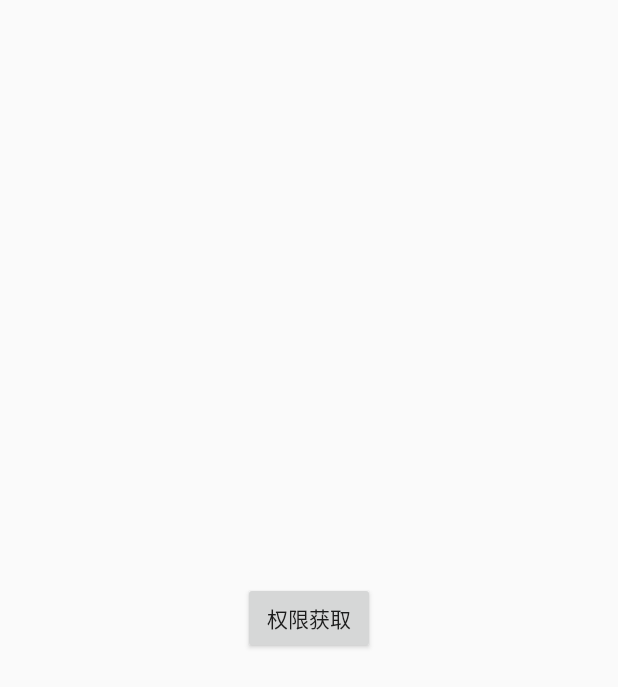
After one commit to hqx1990/AndroidDevelopmentArtExplo, an Android app: the RuntimePermissionActivity screen opened directly, with no data from a screen before it, on a phone screen of 412 x 824 dp. The commit adds this screen. Shown: the top 687 px of the screen. Run offline under Robolectric (Android 15) with nearby library versions, the phone set to English and light mode, and no system bars; libraries missing offline, so code that uses them is left out: com.zy.logcat; network calls fail; pictures from the network do not load.

Commit message:
权限判断库 AndPermission 的使用

```diff
--- a/app/build.gradle
+++ b/app/build.gradle
@@ -68,4 +68,9 @@ dependencies {
     compile 'com.github.SHPDZY:LogCatDialog:1.0.2'
     //二维码识别
     implementation 'com.google.zxing:core:3.3.2'
+
+    //权限判断库
+    compile 'com.yanzhenjie:permission:1.0.4'
+
+
 }
--- a/app/src/main/AndroidManifest.xml
+++ b/app/src/main/AndroidManifest.xml
@@ -1,5 +1,6 @@
 <?xml version="1.0" encoding="utf-8"?>
 <manifest xmlns:android="http://schemas.android.com/apk/res/android"
+    xmlns:tools="http://schemas.android.com/tools"
     package="com.bestvike.androiddevelopmentartexploration">
 
 
@@ -26,6 +27,8 @@
     <uses-permission android:name="android.permission.READ_EXTERNAL_STORAGE" />
     <uses-permission android:name="android.permission.CAMERA" /> <!-- 摄像头权限 -->
     <uses-feature android:name="android.hardware.camera.autofocus" /> <!-- 自动聚焦权限 -->
+    <!-- 读取联系人权限 -->
+    <uses-permission android:name="android.permission.READ_CONTACTS" />
 
 
     <application
@@ -35,6 +38,7 @@
         android:label="@string/app_name"
         android:roundIcon="@mipmap/ic_launcher_round"
         android:supportsRtl="true"
+        tools:replace="android:theme"
         android:theme="@style/AppTheme.NoActionBar">
         <activity
             android:name=".MainActivity"
@@ -114,6 +118,8 @@
                 <action android:name="android.intent.action" />
             </intent-filter>
         </activity>
+        <!--权限判断类库：RuntimePermission-->
+        <activity android:name="com.bestvike.androiddevelopmentartexploration.runtimePermission.RuntimePermissionActivity"/>
 
         <!-- 【必须】 信鸽service -->
         <service
--- /dev/null
+++ b/app/src/main/java/com/bestvike/androiddevelopmentartexploration/runtimePermission/RuntimePermissionActivity.java
@@ -0,0 +1,99 @@
+package com.bestvike.androiddevelopmentartexploration.runtimePermission;
+
+import android.Manifest;
+import android.app.AlertDialog;
+import android.content.DialogInterface;
+import android.content.Intent;
+import android.os.Bundle;
+import android.support.annotation.NonNull;
+import android.support.annotation.Nullable;
+import android.view.View;
+
+import com.bestvike.androiddevelopmentartexploration.R;
+import com.example.beaselibrary.base.BaseActivity;
+import com.yanzhenjie.permission.AndPermission;
+import com.yanzhenjie.permission.PermissionNo;
+import com.yanzhenjie.permission.PermissionYes;
+import com.yanzhenjie.permission.Rationale;
+import com.yanzhenjie.permission.RationaleListener;
+
+import java.lang.annotation.Retention;
+import java.lang.annotation.RetentionPolicy;
+
+
+/**
+ * 权限判断类库：RuntimePermission
+ *
+ *
+ */
+public class RuntimePermissionActivity extends BaseActivity {
+    @Override
+    protected void onCreate(@Nullable Bundle savedInstanceState) {
+        super.onCreate(savedInstanceState);
+        setContentView(R.layout.runtimepermission_activity);
+
+        findView();
+    }
+    private void findView(){
+        findViewById(R.id.button).setOnClickListener(this);
+    }
+
+    @Override
+    public void onClick(View view) {
+        switch (view.getId()){
+            case R.id.button:
+                //权限检查，回调是权限申请结果
+                AndPermission.with(this).
+                        requestCode(100).
+                        permission(Manifest.permission.READ_CONTACTS,Manifest.permission.CAMERA).
+//                        rationale(mRationaleListener).
+                        send();
+
+                break;
+
+        }
+    }
+
+    private RationaleListener mRationaleListener = new RationaleListener() {
+        @Override
+        public void showRequestPermissionRationale(int requestCode, final Rationale rationale) {
+            new AlertDialog.Builder(RuntimePermissionActivity.this)
+                    .setTitle("友好提醒")
+                    .setMessage("没有定位权限将不能为您推荐附近妹子，请把定位权限赐给我吧！")
+                    .setPositiveButton("好，给你", new DialogInterface.OnClickListener() {
+                        @Override
+                        public void onClick(DialogInterface dialog, int which) {
+                            dialog.cancel();
+                            rationale.resume();// 用户同意继续申请。
+                        }
+                    })
+                    .setNegativeButton("我拒绝", new DialogInterface.OnClickListener() {
+                        @Override
+                        public void onClick(DialogInterface dialog, int which) {
+                            dialog.cancel();
+                            rationale.cancel(); // 用户拒绝申请。
+                        }
+                    }).show();
+        }
+    };
+
+    @Override
+    public void onRequestPermissionsResult(int requestCode, @NonNull String[] permissions, @NonNull int[] grantResults) {
+        // 只需要调用这一句，剩下的AndPermission自动完成。
+        AndPermission.onRequestPermissionsResult(this, requestCode, permissions, grantResults);
+    }
+
+    // 成功回调的方法，用注解即可，里面的数字是请求时的requestCode。
+    @PermissionYes(100)
+    private void getLocationYes() {
+        // 申请权限成功，可以去做点什么了。
+        showToast( "获取权限成功");
+    }
+
+    // 失败回调的方法，用注解即可，里面的数字是请求时的requestCode。
+    @PermissionNo(100)
+    private void getLocationNo() {
+        // 申请权限失败，可以提醒一下用户。
+        showToast("获取权限失败");
+    }
+}
--- /dev/null
+++ b/app/src/main/res/layout/runtimepermission_activity.xml
@@ -0,0 +1,15 @@
+<?xml version="1.0" encoding="utf-8"?>
+<LinearLayout xmlns:android="http://schemas.android.com/apk/res/android"
+    android:layout_width="match_parent"
+    android:layout_height="match_parent"
+    android:gravity="center"
+   >
+
+    <Button
+        android:id="@+id/button"
+        android:layout_width="wrap_content"
+        android:layout_height="wrap_content"
+        android:text="权限获取"/>
+
+
+</LinearLayout>
```
Also changed, not shown: app/src/main/java/com/bestvike/androiddevelopmentartexploration/MainActivity.java (+7 -0 lines).
